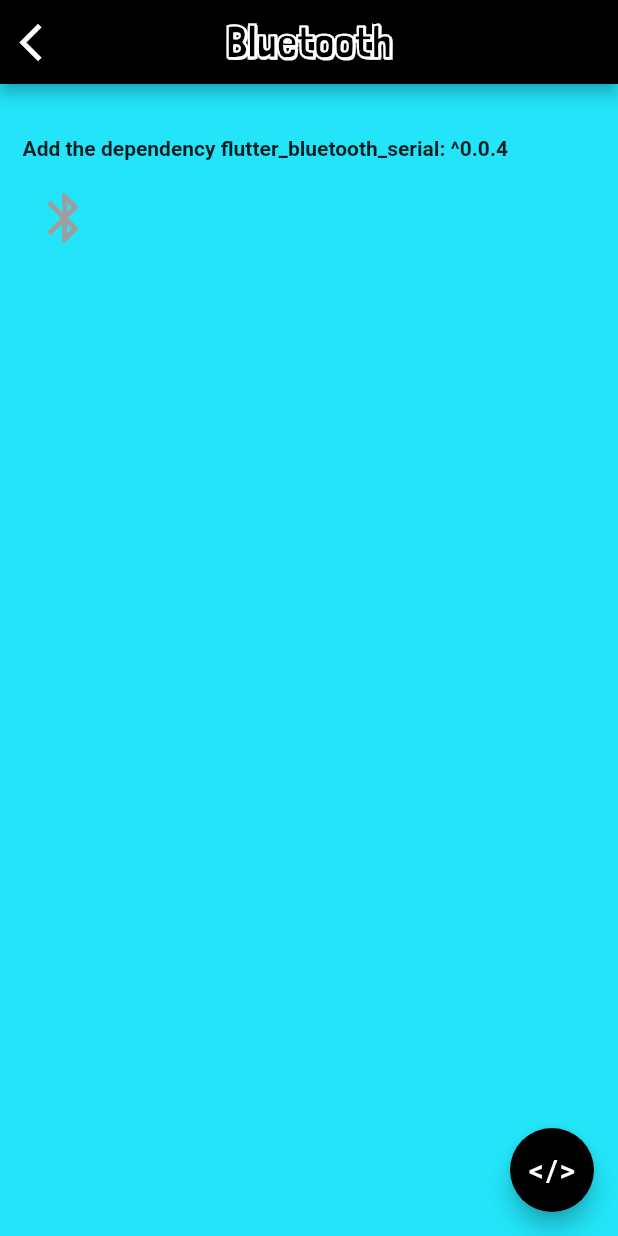
After one commit to Sivaranjan89/FlutterGallery, a Flutter app: the PreviewBluetooth screen opened directly, after a tap on the "bluetooth" icon, on a phone screen of 412 x 824 dp. The commit adds this screen. Run offline on Flutter 3.47's test engine with Material 2 defaults, Android fonts, the phone set to English and light mode, and no system bars; our stand-ins replace flutter_bluetooth_serial, webview_flutter; missing offline and left inert: dart:ffi.

Commit message:
Bluetooth - Pending

```diff
--- /dev/null
+++ b/lib/bluetooth/bluetooth.dart
@@ -0,0 +1,128 @@
+import 'dart:async';
+import 'dart:ffi';
+import 'package:flutter/cupertino.dart';
+import 'package:flutter/material.dart';
+import 'package:flutter_bluetooth_serial/flutter_bluetooth_serial.dart';
+import 'package:flutter_gallery/common_appbar.dart';
+import 'package:webview_flutter/webview_flutter.dart';
+
+import '../app_constants.dart';
+
+class PreviewBluetooth extends StatefulWidget {
+
+  @override
+  State<StatefulWidget> createState() {
+    return _State();
+  }
+}
+
+class _State extends State<PreviewBluetooth> {
+
+  FlutterBluetoothSerial bluetoothSerial = FlutterBluetoothSerial.instance;
+
+  List<BluetoothDevice> devicesList = [];
+  BluetoothDevice device;
+  bool connected = false;
+  bool pressed = false;
+
+
+  @override
+  void initState() {
+    super.initState();
+    bluetoothState();
+  }
+
+  Future<Void> bluetoothState() async {
+    List<BluetoothDevice> devices = [];
+
+    devices = await bluetoothSerial.getBondedDevices();
+
+    bluetoothSerial.onStateChanged().listen((state){
+      switch(state) {
+        case FlutterBluetoothSerial.CONNECTED:
+          setState(() {
+            connected = true;
+            pressed = false;
+          });
+          break;
+
+        case FlutterBluetoothSerial.DISCONNECTED:
+          setState(() {
+            connected = false;
+            pressed = false;
+          });
+          break;
+      }
+    });
+
+    setState(() {
+      devicesList = devices;
+    });
+  }
+
+  @override
+  Widget build(BuildContext context) {
+    return Scaffold(
+      backgroundColor: ApplicationConstants.appBlue,
+      appBar: PreviewAppBar(appBar: AppBar(), title: 'Bluetooth'),
+      floatingActionButton: FloatingActionButton(
+        backgroundColor: Colors.black, child: Text('</>', style: TextStyle(color: Colors.white, fontSize: 20)), onPressed: () {showCode();},
+      ),
+      body: Container(
+        margin: EdgeInsets.only(top: 20),
+        padding: EdgeInsets.all(15),
+        child: Wrap(
+          direction: Axis.vertical,
+          spacing: 10,
+          children: <Widget>[
+            Text('Add the dependency flutter_bluetooth_serial: ^0.0.4', style: TextStyle(fontWeight: FontWeight.bold)),
+            IconButton(icon: Icon(Icons.bluetooth), iconSize: 40, color: connected ? Colors.black : Colors.grey, onPressed: () {
+              if(!pressed) {
+                connectBluetooth();
+                pressed = true;
+              }
+            }),
+            Text(pressed ? 'Connecting' : '', style: TextStyle(fontWeight: FontWeight.bold)),
+          ],
+        ),
+      ),
+    );
+  }
+
+  connectBluetooth() {
+    bluetoothSerial.isConnected.then((connected) {
+      /*bluetoothSerial.connect(device).timeout(Duration(seconds: 5)).catchError((error) {
+        setState(() {
+          connected = false;
+          pressed = false;
+        });
+      });*/
+
+      if(connected) {
+        bluetoothSerial.write("1");
+      }
+
+    });
+  }
+
+  disableBluetooth() {
+    bluetoothSerial.isConnected.then((connected) {
+      /*bluetoothSerial.connect(device).timeout(Duration(seconds: 5)).catchError((error) {
+        setState(() {
+          connected = false;
+          pressed = false;
+        });
+      });*/
+
+      if(connected) {
+        bluetoothSerial.write("0");
+      }
+
+    });
+  }
+
+  void showCode() {
+    Dialog dialog = ApplicationConstants.getCodeDialog('https://docs.google.com/document/d/e/2PACX-1vSiFRAsO0CeVLq6RbHp5SCmzqgOmZ6QgWqL5uWhSZG7RBBlT5nXWqbkkgpdOXpcVrBCQD5NSYPHXAOh/pub');
+    showDialog(context: context, builder: (context) => dialog);
+  }
+}
--- a/lib/home/home_page.dart
+++ b/lib/home/home_page.dart
@@ -5,11 +5,13 @@ import 'package:flutter_gallery/animations/animated_switcher.dart';
 import 'package:flutter_gallery/appbar/app_bar.dart';
 import 'package:flutter_gallery/appbar/silver_app_bar.dart';
 import 'package:flutter_gallery/appbar/silver_app_bar_fab.dart';
+import 'package:flutter_gallery/bluetooth/bluetooth.dart';
 import 'package:flutter_gallery/button/drop_down_button.dart';
 import 'package:flutter_gallery/button/flat_button.dart';
 import 'package:flutter_gallery/button/icon_button.dart';
 import 'package:flutter_gallery/button/raised_button.dart';
 import 'package:flutter_gallery/button/toggle_button.dart';
+import 'package:flutter_gallery/cam/camera.dart';
 import 'package:flutter_gallery/checkbox/checkbox.dart';
 import 'package:flutter_gallery/chips/chips.dart';
 import 'package:flutter_gallery/datatable/data_table.dart';
@@ -235,8 +237,8 @@ class _HomePageState extends State<HomePage> {
     sub_titles.add('Create a List that allwos the user to re order it');
     sub_titles.add('Create items that can be dismissed upon user swipe');
     sub_titles.add('Allow users to drag Widgets in the screen to their expected detinations');
-    sub_titles.add('Bluetooth');
-    sub_titles.add('Camera');
+    sub_titles.add('Learn to control actions related to Bluetooth');
+    sub_titles.add('Design your own custom camera view');
     sub_titles.add('Pull to Refresh');
     sub_titles.add('Scrollable Tabs');
     sub_titles.add('Webview');
@@ -391,5 +393,11 @@ class _HomePageState extends State<HomePage> {
     else if(sorted_titles.elementAt(pos) == 'Drag n Drop') {
       Navigator.push(context, MaterialPageRoute(builder: (context) => PreviewDraggable()));
     }
+    else if(sorted_titles.elementAt(pos) == 'Bluetooth') {
+      //Navigator.push(context, MaterialPageRoute(builder: (context) => PreviewBluetooth()));
+    }
+    else if(sorted_titles.elementAt(pos) == 'Camera') {
+      Navigator.push(context, MaterialPageRoute(builder: (context) => PreviewCam()));
+    }
   }
 }
--- a/pubspec.yaml
+++ b/pubspec.yaml
@@ -24,6 +24,7 @@ dependencies:
   # Use with the CupertinoIcons class for iOS style icons.
   cupertino_icons: ^0.1.2
   webview_flutter: ^0.3.0
+  flutter_bluetooth_serial: ^0.0.4
 
 dev_dependencies:
   flutter_test:
```
Also changed, not shown: lib/cam/camera.dart (added, +54 -0 lines), pubspec.lock, 1 other file.
